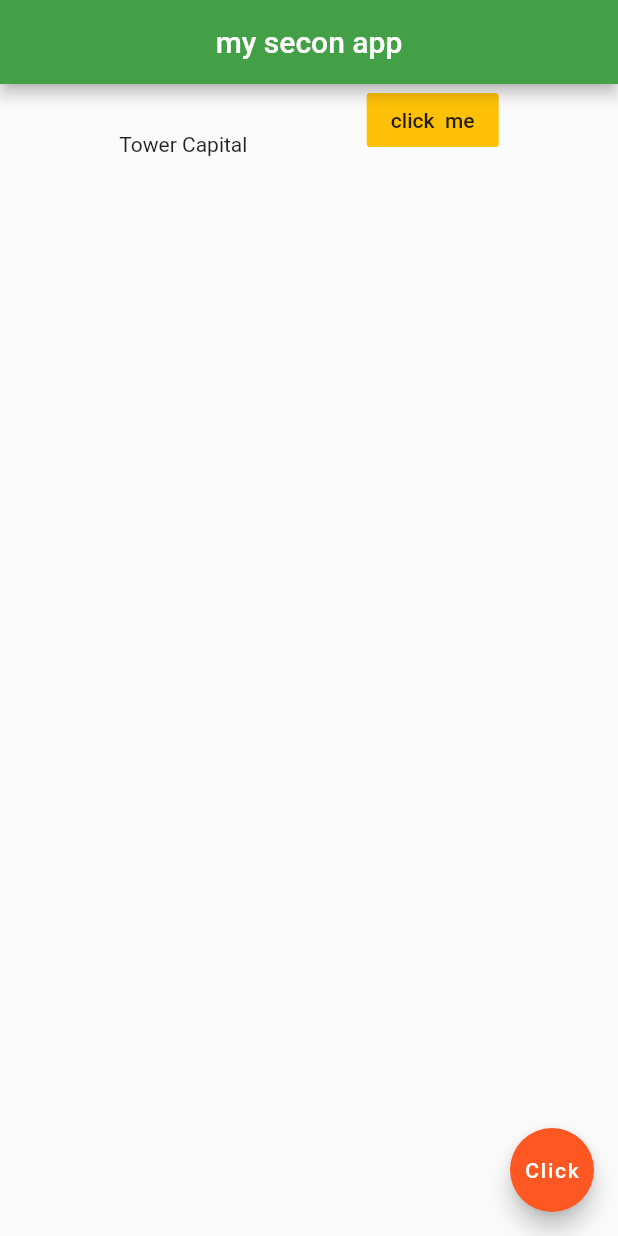
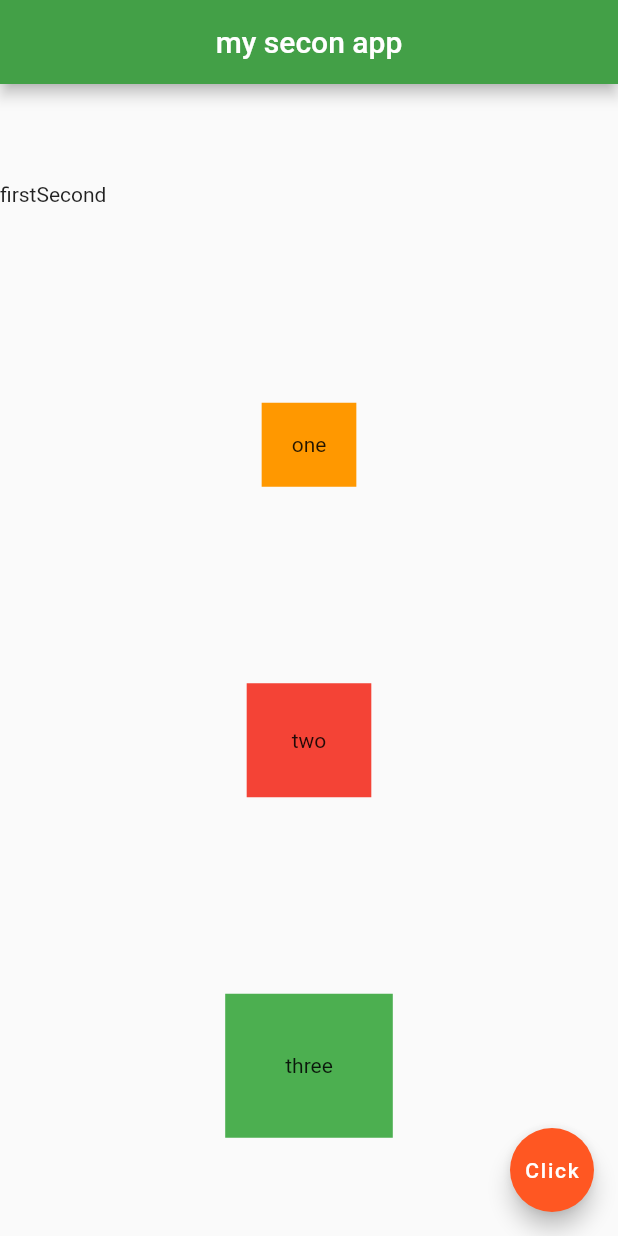
Before and after one commit to MithoonKumar/test_flutter_app, a Flutter app: the screen it shows after launch, on a phone screen of 412 x 824 dp. Run offline on Flutter 3.47's test engine with Material 2 defaults, Android fonts, the phone set to English and light mode, and no system bars.

Commit message:
Usage of columns

```diff
--- a/lib/main.dart
+++ b/lib/main.dart
@@ -14,16 +14,31 @@ class Home extends StatelessWidget {
         centerTitle: true,
         backgroundColor: Colors.green[600],
       ),
-      body: Row(
-        mainAxisAlignment: MainAxisAlignment.spaceEvenly,
-        crossAxisAlignment: CrossAxisAlignment.end,
+      body: Column(
+        mainAxisAlignment: MainAxisAlignment.spaceAround,
+        crossAxisAlignment: CrossAxisAlignment.center,
         children: <Widget>[
-          Text('Tower Capital'),
-          FlatButton(
-            onPressed: () {},
-            color: Colors.amber,
-            child: Text('click  me'),
+          Row(
+            children: <Widget>[
+              Text('first'),
+              Text('Second')
+            ],
           ),
+          Container(
+            padding: EdgeInsets.all(20.0),
+            color: Colors.orange,
+            child: Text("one"),
+          ),
+          Container(
+            padding: EdgeInsets.all(30.0),
+            color: Colors.red,
+            child: Text("two"),
+          ),
+          Container(
+            padding: EdgeInsets.all(40.0),
+            color: Colors.green,
+            child: Text("three"),
+          )
         ],
       ),
       floatingActionButton: FloatingActionButton(
```
